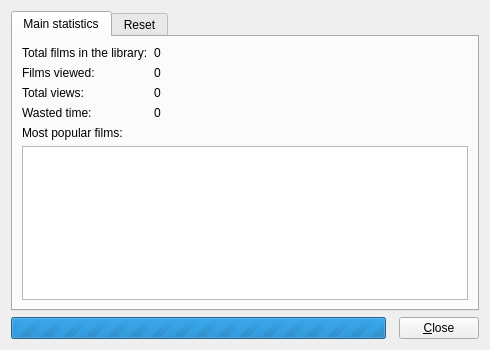
Qt form src/statisticswindow.ui (eugene-melnik/alexandra) before a commit.
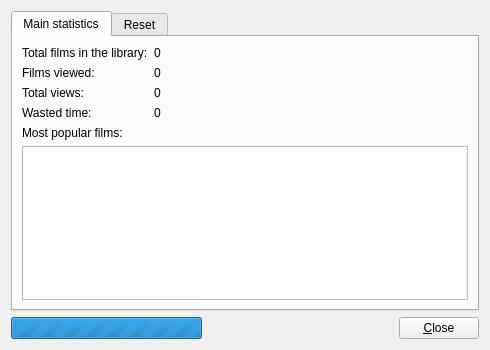
The same form after that commit. Icons and pictures are not drawn.

```diff
--- a/src/statisticswindow.ui
+++ b/src/statisticswindow.ui
@@ -250,6 +250,15 @@
        <property name="orientation">
         <enum>Qt::Horizontal</enum>
        </property>
+       <property name="sizeType">
+        <enum>QSizePolicy::Expanding</enum>
+       </property>
+       <property name="sizeHint" stdset="0">
+        <size>
+         <width>40</width>
+         <height>20</height>
+        </size>
+       </property>
       </spacer>
      </item>
      <item>
```
